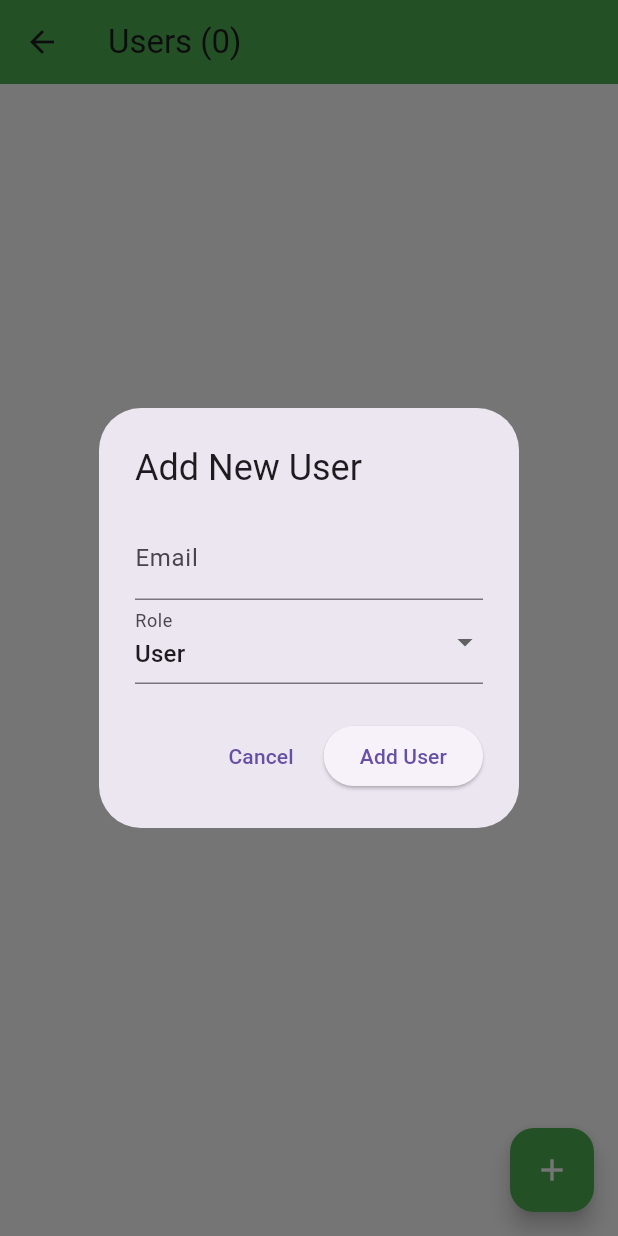
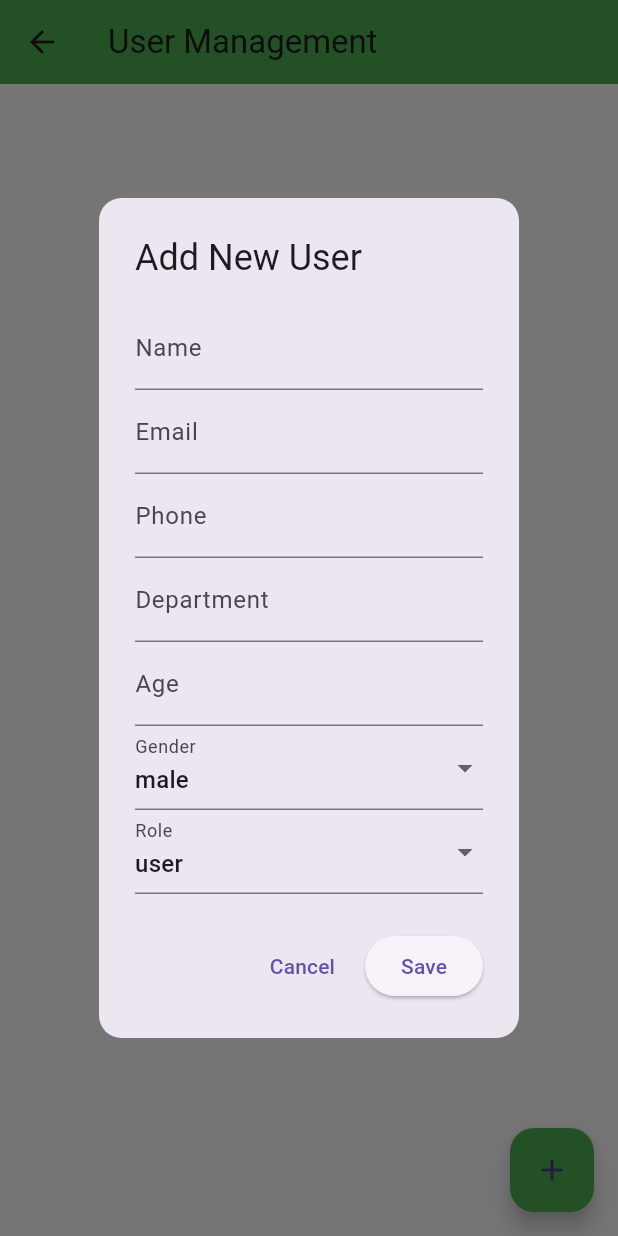
Before and after one commit to bed-com-06-19/faults, a Flutter app: the UserManagementPage screen opened directly, after a tap on the "add" icon, on a phone screen of 412 x 824 dp. Run offline on Flutter 3.47's test engine with Material 3 defaults, Android fonts, the light colour scheme and no system bars; our stand-ins replace cloud_firestore, firebase_auth, firebase_core, fluttertoast, shared_preferences; accounts and stored records are empty; network calls fail.

Commit message:
user management....

```diff
--- a/lib/features/user_auth/presentation/pages/admin/componets/userManagement.dart
+++ b/lib/features/user_auth/presentation/pages/admin/componets/userManagement.dart
@@ -13,77 +13,145 @@ class _UserManagementPageState extends State<UserManagementPage> {
   final FirebaseFirestore _firestore = FirebaseFirestore.instance;
   final FirebaseAuth _auth = FirebaseAuth.instance;
 
-  // Function to delete a user
   Future<void> _deleteUser(String userId) async {
+    try {
       await _firestore.collection('users').doc(userId).delete();
+      await _auth.currentUser?.delete();
+      ScaffoldMessenger.of(context).showSnackBar(
+        const SnackBar(content: Text("User deleted successfully")),
+      );
+    } catch (e) {
+      ScaffoldMessenger.of(context).showSnackBar(
+        SnackBar(content: Text("Error deleting user: $e")),
+      );
+    }
   }
 
-  // Function to add or update a user
-  void _showUserDialog({String? userId, String? email, String? role}) {
+  void _showUserDialog({
+    String? userId,
+    String? name,
+    String? phone,
+    String? department,
+    String? gender,
+    String? age,
+    String? email,
+    String? role,
+  }) {
+    final TextEditingController _nameController = TextEditingController(text: name ?? '');
+    final TextEditingController _phoneController = TextEditingController(text: phone ?? '');
+    final TextEditingController _departmentController = TextEditingController(text: department ?? '');
+    final TextEditingController _ageController = TextEditingController(text: age ?? '');
     final TextEditingController _emailController = TextEditingController(text: email ?? '');
-    String selectedRole = role ?? 'User';
+    String selectedGender = gender ?? 'male';
+    String selectedRole = role ?? 'user';
 
     showDialog(
       context: context,
       builder: (context) {
         return AlertDialog(
+          shape: RoundedRectangleBorder(borderRadius: BorderRadius.circular(15)),
           title: Text(userId == null ? "Add New User" : "Edit User"),
-          content: Column(
+          content: SingleChildScrollView(
+            child: Column(
               mainAxisSize: MainAxisSize.min,
               children: [
+                TextField(
+                  controller: _nameController,
+                  decoration: const InputDecoration(labelText: "Name"),
+                ),
                 TextField(
                   controller: _emailController,
                   decoration: const InputDecoration(labelText: "Email"),
                 ),
+                TextField(
+                  controller: _phoneController,
+                  decoration: const InputDecoration(labelText: "Phone"),
+                ),
+                TextField(
+                  controller: _departmentController,
+                  decoration: const InputDecoration(labelText: "Department"),
+                ),
+                TextField(
+                  controller: _ageController,
+                  decoration: const InputDecoration(labelText: "Age"),
+                ),
+                DropdownButtonFormField<String>(
+                  value: selectedGender,
+                  items: ['male', 'female'].map((gender) {
+                    return DropdownMenuItem(value: gender, child: Text(gender));
+                  }).toList(),
+                  onChanged: (value) => selectedGender = value!,
+                  decoration: const InputDecoration(labelText: "Gender"),
+                ),
                 DropdownButtonFormField<String>(
                   value: selectedRole,
-                items: ['User', 'Admin'].map((role) {
-                  return DropdownMenuItem(
-                    value: role,
-                    child: Text(role),
-                  );
+                  items: ['user', 'admin'].map((role) {
+                    return DropdownMenuItem(value: role, child: Text(role));
                   }).toList(),
                   onChanged: (value) => selectedRole = value!,
                   decoration: const InputDecoration(labelText: "Role"),
                 ),
               ],
             ),
+          ),
           actions: [
-            TextButton(onPressed: () => Navigator.pop(context), child: const Text("Cancel")),
+            TextButton(
+              onPressed: () => Navigator.pop(context),
+              child: const Text("Cancel"),
+            ),
             ElevatedButton(
               onPressed: () async {
                 if (_emailController.text.isNotEmpty) {
+                  try {
                     if (userId == null) {
-                    // Add new user
-                    try {
+                      // Create new user with a default password (123456)
                       UserCredential userCredential = await _auth.createUserWithEmailAndPassword(
                         email: _emailController.text,
-                        password: "User@123", // Default password
+                        password: "123456",
                       );
 
+                      // Save user details to Firestore
                       await _firestore.collection('users').doc(userCredential.user!.uid).set({
+                        'name': _nameController.text,
                         'email': _emailController.text,
+                        'phone': _phoneController.text,
+                        'department': _departmentController.text,
+                        'age': _ageController.text,
+                        'gender': selectedGender,
                         'role': selectedRole,
-                        'lastLogin': DateTime.now(),
+                        'isFirstLogin': true,
+                        'createdAt': Timestamp.now(),
                       });
 
-                      // Send password reset email
-                      await _auth.sendPasswordResetEmail(email: _emailController.text);
-
-                    } catch (e) {
-                      print("Error adding user: $e");
-                    }
+                      ScaffoldMessenger.of(context).showSnackBar(
+                        const SnackBar(content: Text("User created successfully")),
+                      );
                     } else {
-                    // Update existing user role
+                      // Update existing user details
                       await _firestore.collection('users').doc(userId).update({
+                        'name': _nameController.text,
                         'email': _emailController.text,
+                        'phone': _phoneController.text,
+                        'department': _departmentController.text,
+                        'age': _ageController.text,
+                        'gender': selectedGender,
                         'role': selectedRole,
                       });
+
+                      ScaffoldMessenger.of(context).showSnackBar(
+                        const SnackBar(content: Text("User updated successfully")),
+                      );
                     }
+
                     Navigator.pop(context);
+                  } catch (e) {
+                    ScaffoldMessenger.of(context).showSnackBar(
+                      SnackBar(content: Text("Error: $e")),
+                    );
+                  }
                 }
               },
-              child: Text(userId == null ? "Add User" : "Update User"),
+              child: const Text("Save"),
             ),
           ],
         );
@@ -95,41 +163,52 @@ class _UserManagementPageState extends State<UserManagementPage> {
   Widget build(BuildContext context) {
     return Scaffold(
       appBar: AppBar(
-        title: StreamBuilder<QuerySnapshot>(
-          stream: _firestore.collection('users').snapshots(),
-          builder: (context, snapshot) {
-            if (!snapshot.hasData) return const Text("User Management");
-            return Text("Users (${snapshot.data!.docs.length})");
-          },
-        ),
+        title: const Text("User Management"),
         backgroundColor: Colors.green,
       ),
       body: StreamBuilder<QuerySnapshot>(
         stream: _firestore.collection('users').snapshots(),
         builder: (context, snapshot) {
-          if (!snapshot.hasData) {
-            return const Center(child: CircularProgressIndicator());
-          }
+          if (!snapshot.hasData) return const Center(child: CircularProgressIndicator());
 
           final users = snapshot.data!.docs;
-          return ListView.builder(
+          return Padding(
+            padding: const EdgeInsets.all(8.0),
+            child: GridView.builder(
+              gridDelegate: const SliverGridDelegateWithFixedCrossAxisCount(
+                crossAxisCount: 2,
+                childAspectRatio: 2,
+              ),
               itemCount: users.length,
               itemBuilder: (context, index) {
                 var user = users[index];
                 return Card(
-                elevation: 3,
-                shape: RoundedRectangleBorder(borderRadius: BorderRadius.circular(12)),
-                child: ListTile(
-                  leading: const Icon(Icons.person, color: Colors.green, size: 30),
-                  title: Text(user['email'], style: const TextStyle(fontSize: 16, fontWeight: FontWeight.bold)),
-                  subtitle: Text("Role: ${user['role']}"),
-                  trailing: Row(
-                    mainAxisSize: MainAxisSize.min,
+                  margin: const EdgeInsets.all(8),
+                  shape: RoundedRectangleBorder(borderRadius: BorderRadius.circular(15)),
+                  child: Padding(
+                    padding: const EdgeInsets.all(16),
+                    child: Column(
+                      crossAxisAlignment: CrossAxisAlignment.start,
+                      children: [
+                        Text("Name: ${user['name']}", style: const TextStyle(fontWeight: FontWeight.bold)),
+                        Text("Email: ${user['email']}"),
+                        Text("Phone: ${user['phone']}"),
+                        Text("Department: ${user['department']}"),
+                        Text("Age: ${user['age']}"),
+                        Text("Gender: ${user['gender']}"),
+                        Text("Role: ${user['role']}"),
+                        Row(
+                          mainAxisAlignment: MainAxisAlignment.end,
                           children: [
                             IconButton(
                               icon: const Icon(Icons.edit, color: Colors.blue),
                               onPressed: () => _showUserDialog(
                                 userId: user.id,
+                                name: user['name'],
+                                phone: user['phone'],
+                                department: user['department'],
+                                gender: user['gender'],
+                                age: user['age'],
                                 email: user['email'],
                                 role: user['role'],
                               ),
@@ -140,16 +219,19 @@ class _UserManagementPageState extends State<UserManagementPage> {
                             ),
                           ],
                         ),
+                      ],
+                    ),
                   ),
                 );
               },
+            ),
           );
         },
       ),
       floatingActionButton: FloatingActionButton(
         onPressed: () => _showUserDialog(),
         backgroundColor: Colors.green,
-        child: const Icon(Icons.add, color: Colors.white),
+        child: const Icon(Icons.add),
       ),
     );
   }
```
Also changed, not shown: lib/features/user_auth/firebase_auth_implementation/authWrapper.dart (+8 -35 lines), lib/features/user_auth/presentation/pages/login_page.dart (+3 -11 lines). Lines whose indentation alone changed are shown as unchanged.
